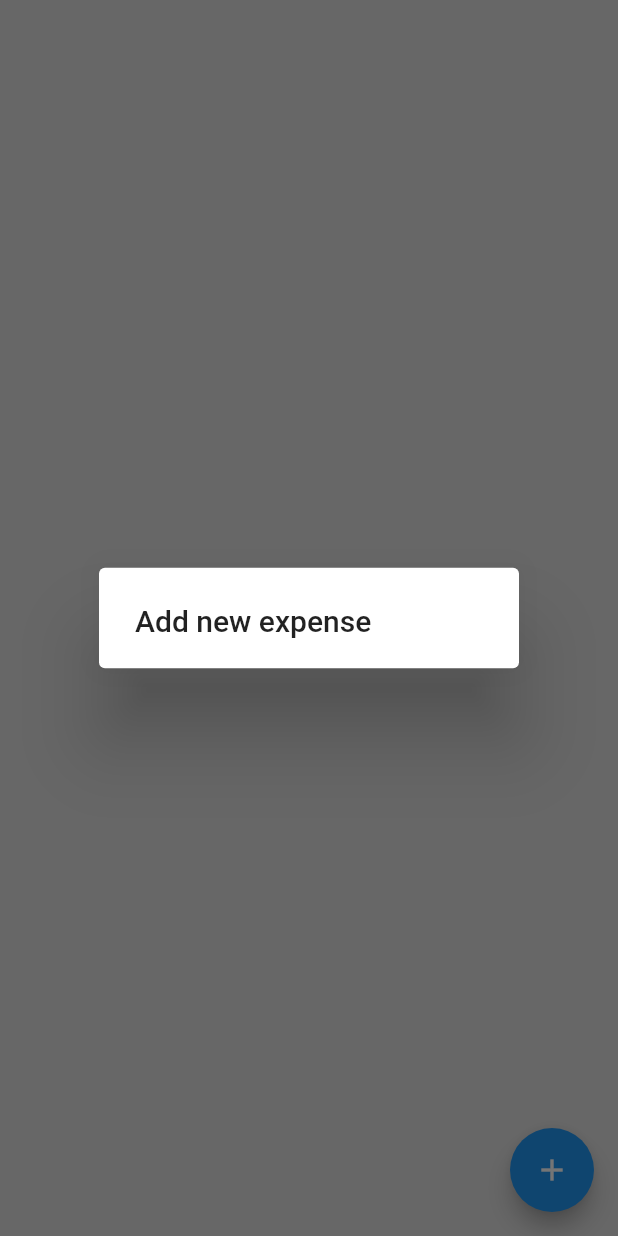
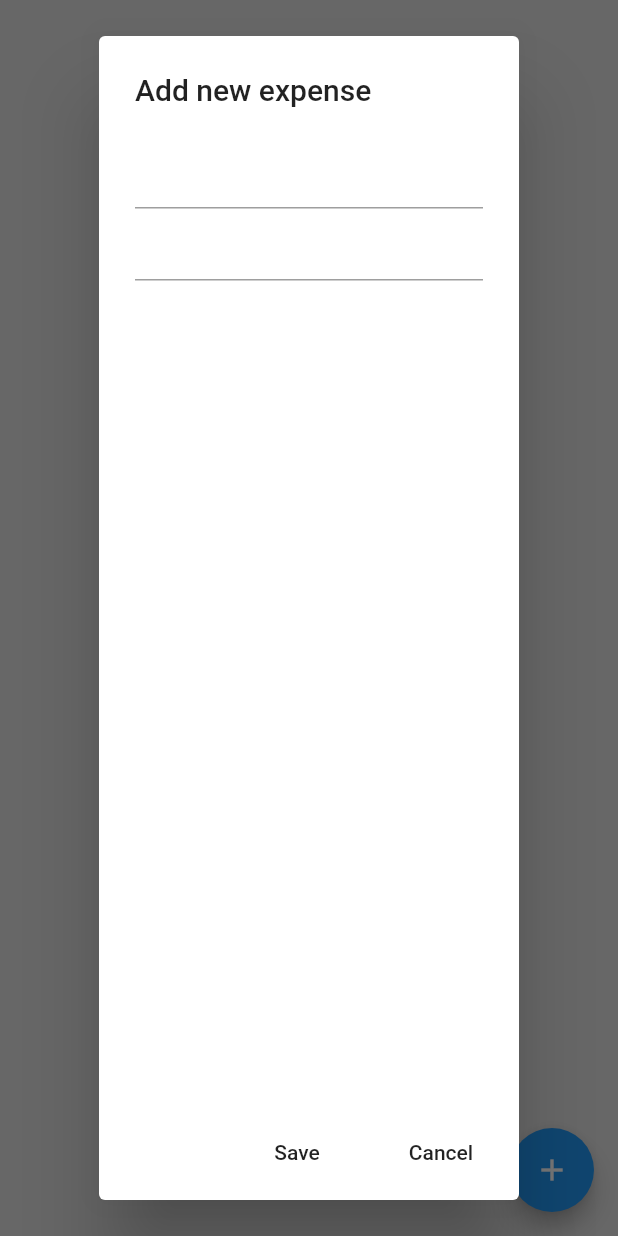
Before and after one commit to mmajapahitnw/flutter-mini-projects, a Flutter app: the screen it shows after launch, after a tap on the "add" icon, on a phone screen of 412 x 824 dp. Run offline on Flutter 3.47's test engine with Material 2 defaults, Android fonts, the phone set to English and light mode, and no system bars; our stand-ins replace math_expressions; missing offline and left inert: gsheets; key blocks and very long unbroken strings in the code were emptied for the run.

Commit message:
Update home_page.dart

```diff
--- a/expense_tracker/lib/pages/home_page.dart
+++ b/expense_tracker/lib/pages/home_page.dart
@@ -8,15 +8,41 @@ class HomePage extends StatefulWidget {
 }
 
 class _HomePageState extends State<HomePage> {
+  // text controller
+  final newExpenseNameController = TextEditingController();
+  final newExpenseAmountController = TextEditingController();
+
   // add new expense
   void addNewExpense() {
     showDialog(
       context: context,
       builder: (context) => AlertDialog(
         title: Text('Add new expense'),
+        content: Column(
+          children: [
+            // input for expense name
+            TextField(),
+            // input for expense amount
+            TextField(),
+          ],
+        ),
+        actions: [
+          MaterialButton(
+            onPressed: save,
+            child: Text('Save'),
+          ),
+          MaterialButton(
+            onPressed: cancel,
+            child: Text('Cancel'),
+          )
+        ],
       ),
     );
   }
+
+  void save() {}
+
+  void cancel() {}
 
   @override
   Widget build(BuildContext context) {
```
